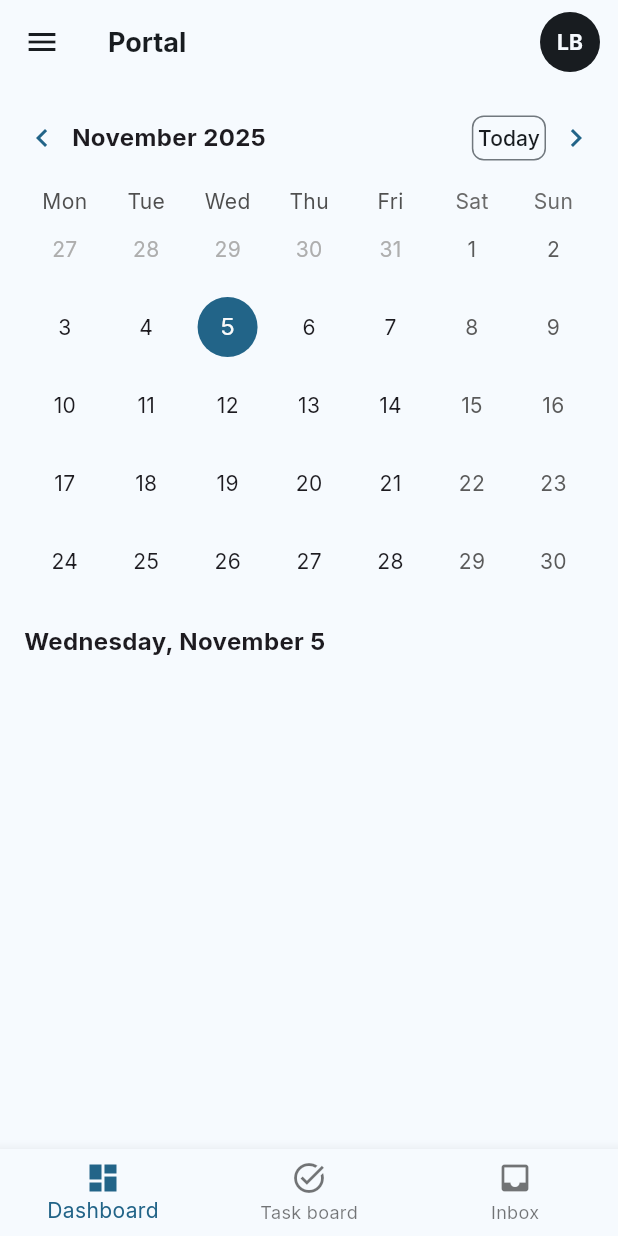
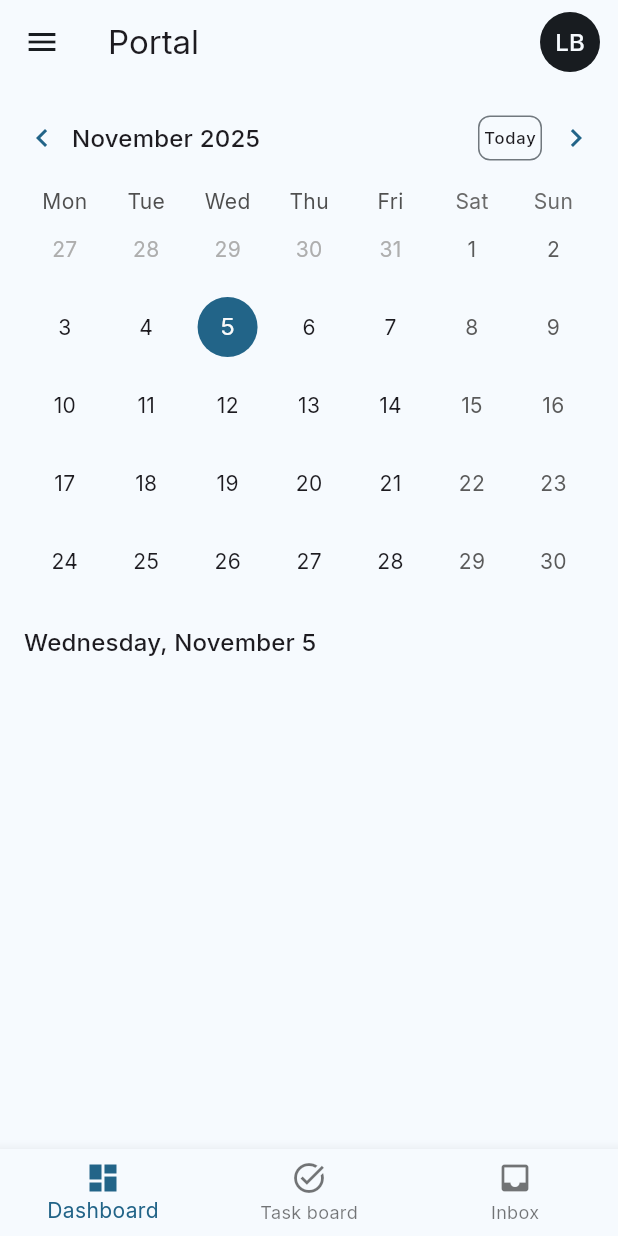
Before and after one commit to michaelnjuguna/hrm-employee-portal, a Flutter app: the screen it shows after launch, on a phone screen of 412 x 824 dp. Run offline on Flutter 3.47's test engine with Material 3 defaults, Android fonts, the phone set to English and light mode, and no system bars; drawn by our look-alikes of table_calendar; our stand-ins replace flutter_riverpod, go_router, google_fonts, jiffy, package_info_plus, share_plus.

Commit message:
used text theme

```diff
--- a/lib/app/constants.dart
+++ b/lib/app/constants.dart
@@ -1,16 +1,3 @@
-class AppFontSizes {
-  static const double xs = 10;
-  static const double sm = 12;
-  static const double base = 14;
-  static const double lg = 16;
-  static const double xl = 18;
-  static const double xxl = 20;
-  static const double displaySm = 24;
-  static const double displayMd = 32;
-  static const double displayLg = 40;
-  static const double displayXl = 48;
-}
-
 class AppRadius {
   static const double none = 0.0;
   static const double sm = 4.0;
--- a/lib/features/dashboard/presentation/calendar_widget.dart
+++ b/lib/features/dashboard/presentation/calendar_widget.dart
@@ -37,6 +37,7 @@ class _CalendarState extends State<Calendar> {
   @override
   Widget build(BuildContext context) {
     final colorScheme = Theme.of(context).colorScheme;
+    final textScheme = Theme.of(context).textTheme;
     return Column(
       // height: MediaQuery.of(context).size.height * 50,
       children: [
@@ -64,8 +65,8 @@ class _CalendarState extends State<Calendar> {
               color: colorScheme.primary,
             ),
             titleTextStyle: TextStyle(
-              fontWeight: FontWeight.bold,
-              fontSize: AppFontSizes.lg,
+              fontWeight: textScheme.titleMedium?.fontWeight,
+              fontSize: textScheme.titleMedium?.fontSize,
             ),
           ),
           calendarBuilders: CalendarBuilders(
@@ -75,10 +76,7 @@ class _CalendarState extends State<Calendar> {
                 children: [
                   Text(
                     '${Jiffy.parse((date.toString())).format(pattern: 'MMMM')} ${date.year}',
-                    style: TextStyle(
-                      fontWeight: FontWeight.bold,
-                      fontSize: AppFontSizes.lg,
-                    ),
+                    style: textScheme.titleMedium,
                   ),
                   OutlinedButton(
                     onPressed: _goToToday,
@@ -92,10 +90,7 @@ class _CalendarState extends State<Calendar> {
                       ),
                       minimumSize: Size(0, 30),
                     ),
-                    child: Text(
-                      'Today',
-                      style: TextStyle(color: colorScheme.onSurface),
-                    ),
+                    child: Text('Today', style: textScheme.labelSmall),
                   ),
                 ],
               );
--- a/lib/features/dashboard/presentation/dashboard_screen.dart
+++ b/lib/features/dashboard/presentation/dashboard_screen.dart
@@ -1,4 +1,3 @@
-import 'package:employee_portal/app/constants.dart';
 import 'package:employee_portal/features/dashboard/presentation/calendar_widget.dart';
 import 'package:employee_portal/layouts/main_layout.dart';
 import 'package:flutter/material.dart';
@@ -26,6 +25,7 @@ class _DashboardScreenState extends State<DashboardScreen> {
 
   @override
   Widget build(BuildContext context) {
+    final textScheme = Theme.of(context).textTheme;
     return MainLayout(
       child: Column(
         crossAxisAlignment: CrossAxisAlignment.start,
@@ -34,13 +34,7 @@ class _DashboardScreenState extends State<DashboardScreen> {
           if (_selectedDay != null)
             Padding(
               padding: const EdgeInsets.only(top: 16),
-              child: Text(
-                '$_selectedDay',
-                style: TextStyle(
-                  fontWeight: FontWeight.bold,
-                  fontSize: AppFontSizes.lg,
-                ),
-              ),
+              child: Text('$_selectedDay', style: textScheme.titleMedium),
             ),
         ],
       ),
--- a/lib/layouts/main_layout.dart
+++ b/lib/layouts/main_layout.dart
@@ -32,29 +32,26 @@ class _MainLayoutState extends ConsumerState<MainLayout> {
   @override
   Widget build(BuildContext context) {
     final colorScheme = Theme.of(context).colorScheme;
+    final textScheme = Theme.of(context).textTheme;
     final themeMode = ref.watch(themeModeProvider);
     final isDark = themeMode == ThemeMode.dark;
     int currentIndex = 0;
     return Scaffold(
       appBar: AppBar(
-        title: const Text(
-          'Portal',
-          style: TextStyle(
-            fontWeight: FontWeight.bold,
-            fontSize: AppFontSizes.xl,
-          ),
-        ),
+        title: Text('Portal', style: textScheme.titleLarge),
         actions: [
           TextButton(
             onPressed: () {},
             style: TextButton.styleFrom(
               shape: const CircleBorder(),
+              foregroundColor: colorScheme.surface,
               backgroundColor: colorScheme.onSurface,
-              foregroundColor: colorScheme.surface,
             ),
-            child: const Text(
+            child: Text(
               'LB',
-              style: TextStyle(fontWeight: FontWeight.bold),
+              style: textScheme.titleMedium!.copyWith(
+                color: colorScheme.surface,
+              ),
             ),
           ),
         ],
@@ -77,14 +74,7 @@ class _MainLayoutState extends ConsumerState<MainLayout> {
                   child: Row(
                     mainAxisAlignment: MainAxisAlignment.spaceBetween,
                     children: [
-                      Text(
-                        'Portal',
-                        style: TextStyle(
-                          color: colorScheme.onSurface,
-                          fontWeight: FontWeight.bold,
-                          fontSize: AppFontSizes.xl,
-                        ),
-                      ),
+                      Text('Portal', style: textScheme.titleLarge),
                       IconButton(
                         onPressed: () {
                           Navigator.pop(context);
@@ -98,17 +88,11 @@ class _MainLayoutState extends ConsumerState<MainLayout> {
             ),
             ListTile(
               leading: Icon(Icons.account_circle),
-              title: const Text(
-                'Profile',
-                style: TextStyle(fontWeight: FontWeight.w600),
-              ),
+              title: Text('Profile', style: textScheme.bodyLarge),
               onTap: () {},
             ),
             SwitchListTile(
-              title: const Text(
-                'Dark theme',
-                style: TextStyle(fontWeight: FontWeight.w600),
-              ),
+              title: Text('Dark theme', style: textScheme.bodyLarge),
               value: isDark,
               secondary: const Icon(Icons.dark_mode),
               onChanged: (value) {
@@ -135,24 +119,32 @@ class _MainLayoutState extends ConsumerState<MainLayout> {
                 ),
                 child: Row(
                   children: [
-                    const Icon(Icons.share),
+                    Icon(Icons.share, color: colorScheme.surface),
                     const SizedBox(width: 8),
-                    const Text('Share'),
+                    Text(
+                      'Share',
+                      style: textScheme.labelLarge!.copyWith(
+                        color: colorScheme.surface,
+                      ),
+                    ),
                   ],
                 ),
               ),
             ),
             ListTile(
               leading: const Icon(Icons.logout),
-              title: const Text(
-                'Log out',
-                style: TextStyle(fontWeight: FontWeight.w600),
-              ),
+              title: Text('Log out', style: textScheme.bodyLarge),
               onTap: () {},
             ),
             const Spacer(),
 
-            ListTile(title: Text('v$_version', textAlign: TextAlign.center)),
+            ListTile(
+              title: Text(
+                'v$_version',
+                textAlign: TextAlign.center,
+                style: textScheme.bodySmall,
+              ),
+            ),
           ],
         ),
       ),
```
